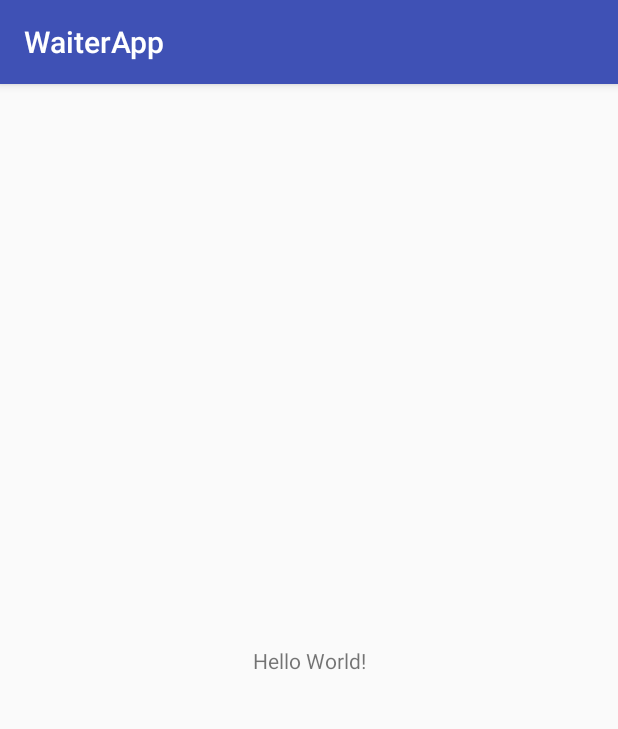
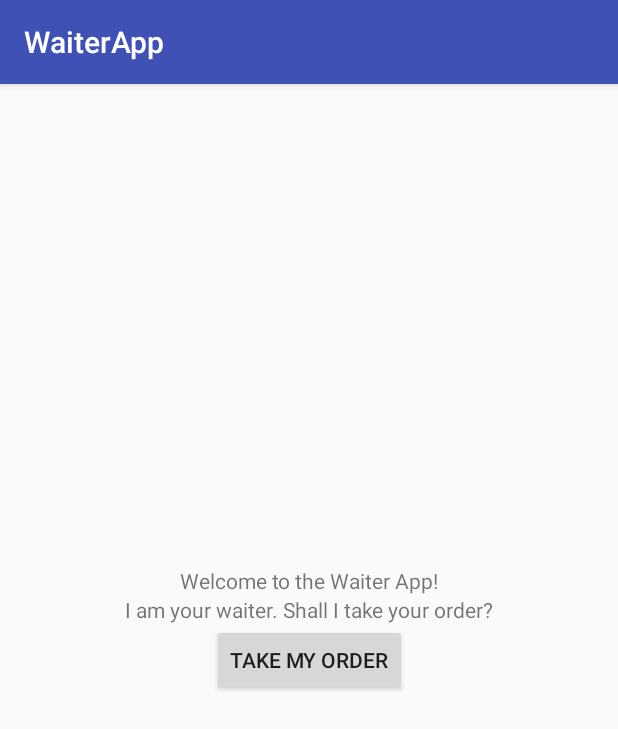
Before and after one commit to dubious-user/WaiterApp, an Android app: the screen it shows after launch (MainActivity), on a phone screen of 412 x 824 dp. Shown: the top 729 px of the screen. Run offline under Robolectric (Android 15) with nearby library versions, the phone set to English and light mode, and no system bars.

Commit message:
modified the activity_main.xml

```diff
--- a/app/src/main/res/layout/activity_main.xml
+++ b/app/src/main/res/layout/activity_main.xml
@@ -9,10 +9,29 @@
     <TextView
         android:layout_width="wrap_content"
         android:layout_height="wrap_content"
-        android:text="Hello World!"
+        android:text="Welcome to the Waiter App!"
         app:layout_constraintBottom_toBottomOf="parent"
         app:layout_constraintLeft_toLeftOf="parent"
         app:layout_constraintRight_toRightOf="parent"
-        app:layout_constraintTop_toTopOf="parent" />
+        app:layout_constraintBottom_toTopOf="@id/text2" />
+    <TextView
+        android:id="@+id/text2"
+        android:layout_width="wrap_content"
+        android:layout_height="wrap_content"
+        android:text="I am your waiter. Shall I take your order?"
+        app:layout_constraintBottom_toBottomOf="parent"
+        app:layout_constraintLeft_toLeftOf="parent"
+        app:layout_constraintRight_toRightOf="parent"
+        app:layout_constraintBottom_toTopOf="@id/start_order_btn" />
+
+    <Button
+        android:id="@+id/start_order_btn"
+        android:text="Take My Order"
+        app:layout_constraintBottom_toBottomOf="parent"
+        app:layout_constraintTop_toTopOf="parent"
+        app:layout_constraintLeft_toLeftOf="parent"
+        app:layout_constraintRight_toRightOf="parent"
+        android:layout_width="wrap_content"
+        android:layout_height="wrap_content" />
 
 </android.support.constraint.ConstraintLayout>
```
